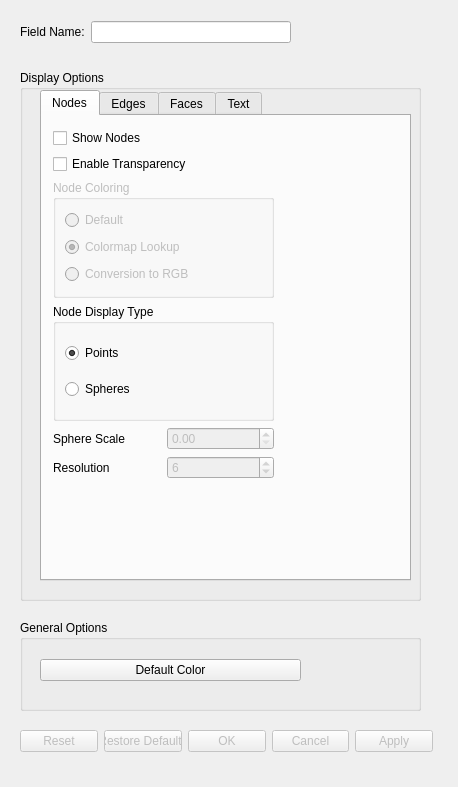
The window that src/Interface/Modules/Visualization/ShowField.ui (SCIInstitute/SCIRun) describes before a commit, drawn with Qt 5.
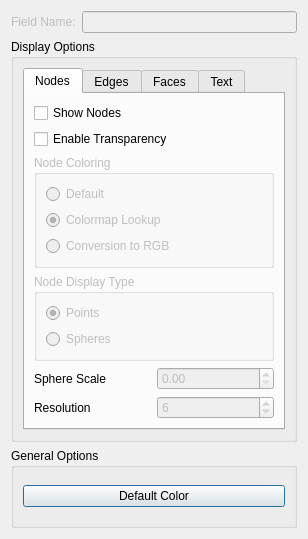
The same window after the commit.

```diff
--- a/src/Interface/Modules/Visualization/ShowField.ui
+++ b/src/Interface/Modules/Visualization/ShowField.ui
@@ -6,65 +6,63 @@
    <rect>
     <x>0</x>
     <y>0</y>
-    <width>458</width>
-    <height>787</height>
+    <width>308</width>
+    <height>539</height>
    </rect>
   </property>
   <property name="minimumSize">
    <size>
-    <width>450</width>
-    <height>780</height>
+    <width>308</width>
+    <height>539</height>
    </size>
   </property>
   <property name="windowTitle">
    <string>Dialog</string>
   </property>
-  <widget class="QDialogButtonBox" name="buttonBox">
+  <layout class="QGridLayout" name="gridLayout_2">
+   <item row="0" column="0">
+    <layout class="QHBoxLayout" name="horizontalLayout">
+     <item>
+      <widget class="QLabel" name="label">
    <property name="enabled">
     <bool>false</bool>
    </property>
-   <property name="geometry">
-    <rect>
-     <x>20</x>
-     <y>730</y>
-     <width>413</width>
-     <height>23</height>
-    </rect>
-   </property>
-   <property name="orientation">
-    <enum>Qt::Horizontal</enum>
-   </property>
-   <property name="standardButtons">
-    <set>QDialogButtonBox::Apply|QDialogButtonBox::Cancel|QDialogButtonBox::Ok|QDialogButtonBox::Reset|QDialogButtonBox::RestoreDefaults</set>
-   </property>
-   <property name="centerButtons">
+       <property name="text">
+        <string>Field Name:</string>
+       </property>
+      </widget>
+     </item>
+     <item>
+      <widget class="QLineEdit" name="lineEdit">
+       <property name="enabled">
     <bool>false</bool>
    </property>
   </widget>
+     </item>
+    </layout>
+   </item>
+   <item row="1" column="0">
   <widget class="QGroupBox" name="groupBox">
-   <property name="geometry">
-    <rect>
-     <x>20</x>
-     <y>70</y>
-     <width>401</width>
-     <height>531</height>
-    </rect>
+     <property name="minimumSize">
+      <size>
+       <width>228</width>
+       <height>359</height>
+      </size>
    </property>
    <property name="title">
     <string>Display Options</string>
    </property>
-   <widget class="QWidget" name="verticalLayoutWidget">
-    <property name="geometry">
-     <rect>
-      <x>20</x>
-      <y>20</y>
-      <width>371</width>
-      <height>491</height>
-     </rect>
-    </property>
+     <layout class="QGridLayout" name="gridLayout">
+      <item row="0" column="0">
     <layout class="QVBoxLayout" name="verticalLayout">
      <item>
       <widget class="QTabWidget" name="displayOptionsTabs_">
+          <property name="minimumSize">
+           <size>
+            <width>206</width>
+            <height>324</height>
+           </size>
+          </property>
        <property name="currentIndex">
         <number>0</number>
        </property>
@@ -72,15 +70,8 @@
         <attribute name="title">
          <string>Nodes</string>
         </attribute>
-        <widget class="QWidget" name="layoutWidget">
-         <property name="geometry">
-          <rect>
-           <x>11</x>
-           <y>12</y>
-           <width>221</width>
-           <height>351</height>
-          </rect>
-         </property>
+           <layout class="QVBoxLayout" name="verticalLayout_7">
+            <item>
          <layout class="QVBoxLayout" name="verticalLayout_5">
           <item>
            <widget class="QCheckBox" name="showNodesCheckBox_">
@@ -147,7 +138,7 @@
           <item>
            <widget class="QGroupBox" name="groupBox_4">
             <property name="enabled">
-             <bool>true</bool>
+                 <bool>false</bool>
             </property>
             <property name="title">
              <string>Node Display Type</string>
@@ -166,7 +157,7 @@
              <item>
               <widget class="QRadioButton" name="nodesAsSpheresButton_">
                <property name="enabled">
-                <bool>true</bool>
+                    <bool>false</bool>
                </property>
                <property name="text">
                 <string>Spheres</string>
@@ -225,7 +216,8 @@
            </layout>
           </item>
          </layout>
-        </widget>
+            </item>
+           </layout>
        </widget>
        <widget class="QWidget" name="edgesTab_">
         <attribute name="title">
@@ -495,31 +487,23 @@
       </widget>
      </item>
     </layout>
-   </widget>
-  </widget>
+      </item>
+     </layout>
+    </widget>
+   </item>
+   <item row="2" column="0">
   <widget class="QGroupBox" name="groupBox_2">
-   <property name="geometry">
-    <rect>
-     <x>20</x>
-     <y>620</y>
-     <width>401</width>
-     <height>91</height>
-    </rect>
+     <property name="minimumSize">
+      <size>
+       <width>0</width>
+       <height>80</height>
+      </size>
    </property>
    <property name="title">
     <string>General Options</string>
    </property>
-   <widget class="QWidget" name="layoutWidget">
-    <property name="geometry">
-     <rect>
-      <x>20</x>
-      <y>30</y>
-      <width>261</width>
-      <height>41</height>
-     </rect>
-    </property>
-    <layout class="QHBoxLayout" name="horizontalLayout_8">
-     <item>
+     <layout class="QGridLayout" name="gridLayout_3">
+      <item row="0" column="0">
       <widget class="QPushButton" name="defaultMeshColorButton_">
        <property name="enabled">
         <bool>true</bool>
@@ -531,29 +515,8 @@
      </item>
     </layout>
    </widget>
-  </widget>
-  <widget class="QWidget" name="layoutWidget">
-   <property name="geometry">
-    <rect>
-     <x>20</x>
-     <y>20</y>
-     <width>271</width>
-     <height>24</height>
-    </rect>
-   </property>
-   <layout class="QHBoxLayout" name="horizontalLayout">
-    <item>
-     <widget class="QLabel" name="label">
-      <property name="text">
-       <string>Field Name:</string>
-      </property>
-     </widget>
-    </item>
-    <item>
-     <widget class="QLineEdit" name="lineEdit"/>
-    </item>
-   </layout>
-  </widget>
+   </item>
+  </layout>
  </widget>
  <resources/>
  <connections>
```
Left out of the diff: 63 changed lines with no effect on the pictures. Lines whose indentation alone changed are shown as unchanged.
